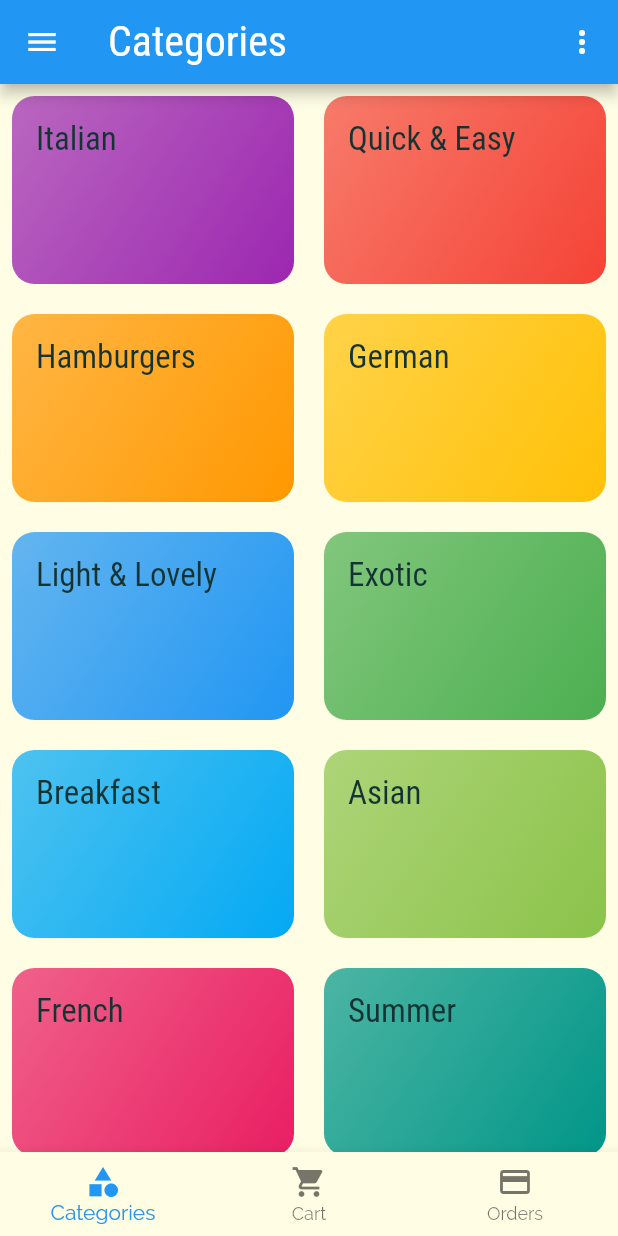
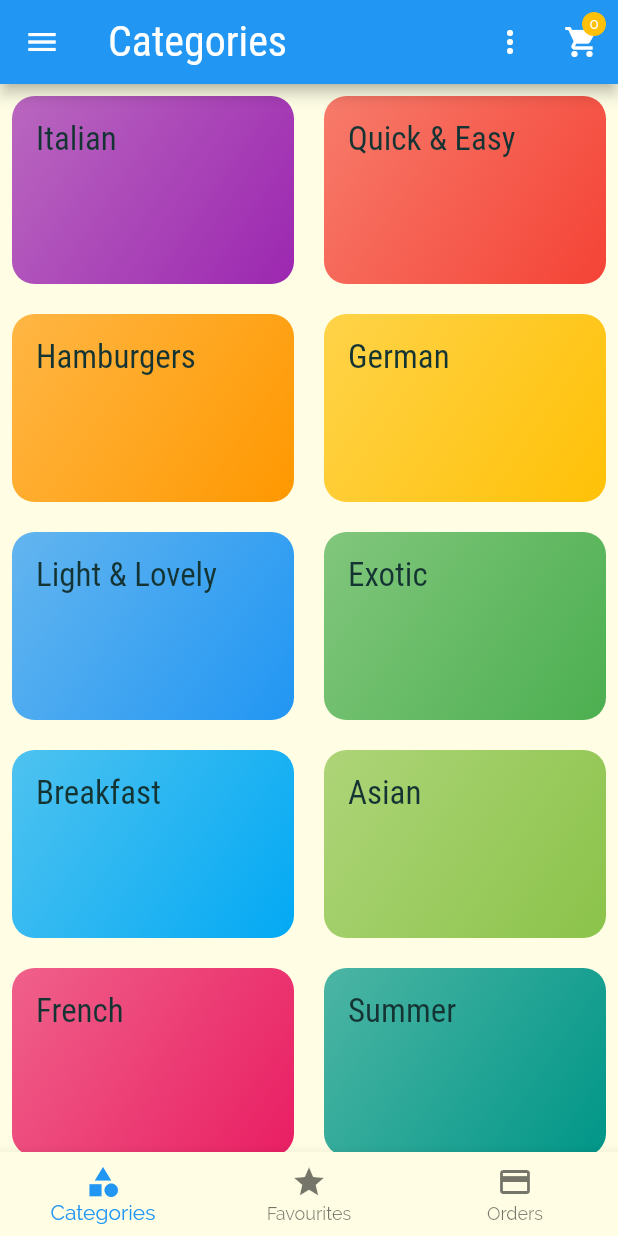
Before and after one commit to Wissa-Azmy/Flurant, a Flutter app: the screen it shows after launch, on a phone screen of 412 x 824 dp. Run offline on Flutter 3.47's test engine with Material 2 defaults, Android fonts, the phone set to English and light mode, and no system bars.

Commit message:
Add CartButton with Badge to AppBar actions

```diff
--- a/lib/common/app.dart
+++ b/lib/common/app.dart
@@ -2,7 +2,7 @@ import 'package:flurant/screens/categories_screen.dart';
 import 'package:flurant/screens/filters_screen.dart';
 import 'package:flurant/screens/item_detail_screen.dart';
 import 'package:flurant/screens/meals_screen.dart';
-import 'package:flurant/screens/tab_bar_screen.dart';
+import 'package:flurant/screens/tab_bar_screen/tab_bar_screen.dart';
 import 'package:flutter/material.dart';
 
 class App {
--- /dev/null
+++ b/lib/screens/tab_bar_screen/components/badge.dart
@@ -0,0 +1,46 @@
+import 'package:flutter/material.dart';
+
+class Badge extends StatelessWidget {
+  const Badge({
+    Key? key,
+    required this.child,
+    required this.value,
+    this.color,
+  }) : super(key: key);
+
+  final Widget child;
+  final String value;
+  final Color? color;
+
+  @override
+  Widget build(BuildContext context) {
+    return Stack(
+      alignment: Alignment.center,
+      children: [
+        child,
+        Positioned(
+          right: 8,
+          top: 8,
+          child: Container(
+            padding: const EdgeInsets.all(2.0),
+            decoration: BoxDecoration(
+              borderRadius: BorderRadius.circular(10.0),
+              color: color ?? Theme.of(context).colorScheme.secondary,
+            ),
+            constraints: const BoxConstraints(
+              minWidth: 16,
+              minHeight: 16,
+            ),
+            child: Text(
+              value,
+              textAlign: TextAlign.center,
+              style: const TextStyle(
+                fontSize: 10,
+              ),
+            ),
+          ),
+        )
+      ],
+    );
+  }
+}
--- /dev/null
+++ b/lib/screens/tab_bar_screen/components/cart_button.dart
@@ -0,0 +1,24 @@
+import 'package:flutter/material.dart';
+import 'package:provider/provider.dart';
+
+import '../../../providers/cart_provider.dart';
+import 'badge.dart';
+
+class CartButton extends StatelessWidget {
+  const CartButton({
+    Key? key,
+  }) : super(key: key);
+
+  @override
+  Widget build(BuildContext context) {
+    return Consumer<CartProvider>(
+      builder: (_, cartProvider, child) => Badge(
+        child: IconButton(
+          icon: const Icon(Icons.shopping_cart),
+          onPressed: () {},
+        ),
+        value: cartProvider.itemsCount.toString(),
+      ),
+    );
+  }
+}
--- a/lib/screens/tab_bar_screen.dart
+++ b/lib/screens/tab_bar_screen/tab_bar_screen.dart
@@ -3,8 +3,9 @@ import 'package:flurant/screens/categories_screen.dart';
 import 'package:flurant/screens/favorites_screen.dart';
 import 'package:flutter/material.dart';
 
-import '../components/app drawer/app_drawer.dart';
-import '../components/popup_menu.dart';
+import 'app drawer/app_drawer.dart';
+import 'components/popup_menu.dart';
+import 'components/cart_button.dart';
 
 class TabBarScreen extends StatefulWidget {
   const TabBarScreen({Key? key}) : super(key: key);
@@ -23,7 +24,7 @@ class _TabBarScreenState extends State<TabBarScreen> {
 
   final List<BottomNavigationBarItem> _barItems = const [
     BottomNavigationBarItem(label: 'Categories', icon: Icon(Icons.category)),
-    BottomNavigationBarItem(label: 'Cart', icon: Icon(Icons.shopping_cart)),
+    BottomNavigationBarItem(label: 'Favourites', icon: Icon(Icons.star)),
     BottomNavigationBarItem(label: 'Orders', icon: Icon(Icons.payment)),
   ];
 
@@ -38,7 +39,7 @@ class _TabBarScreenState extends State<TabBarScreen> {
     return Scaffold(
       appBar: AppBar(
         title: Text(_barItems[_selectedTabIndex].label!),
-        actions: const [PopupMenu()],
+        actions: const [PopupMenu(), CartButton()],
       ),
       bottomNavigationBar: BottomNavigationBar(
         items: _barItems,
```
Also changed, not shown: lib/screens/tab_bar_screen/app drawer/app_drawer.dart (renamed from lib/components/app drawer/app_drawer.dart), lib/screens/tab_bar_screen/app drawer/drawer_link.dart (renamed from lib/components/app drawer/drawer_link.dart), lib/screens/tab_bar_screen/components/popup_menu.dart (renamed from lib/components/popup_menu.dart).
